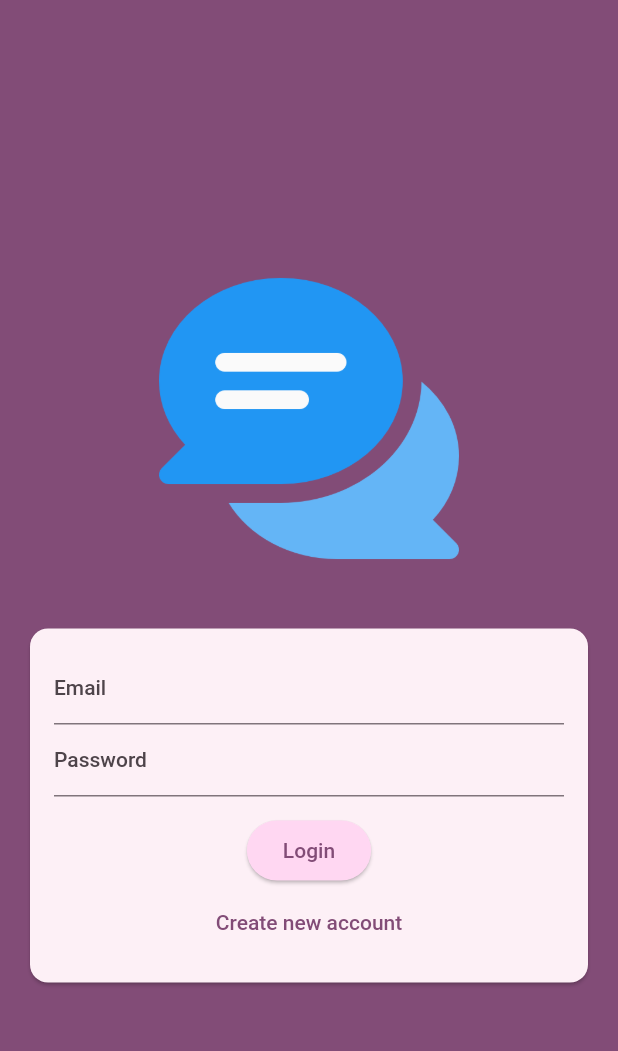
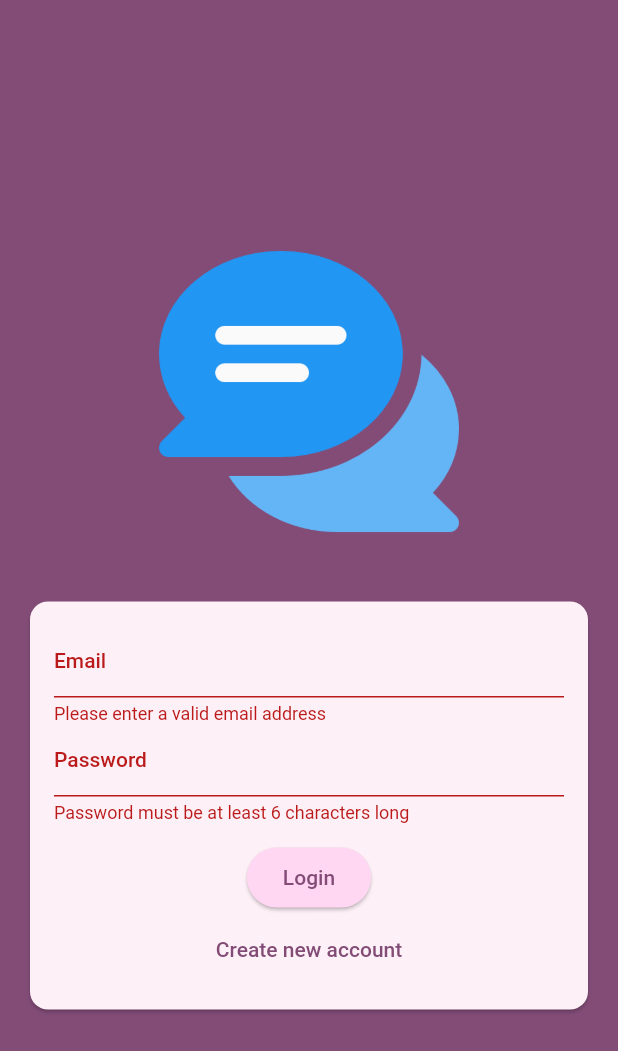
Before and after one commit to islam-ahsanul/connectly, a Flutter app: the screen it shows after launch, after a tap on "Login", on a phone screen of 412 x 824 dp. Shown: the top 1051 px of the screen. Run offline on Flutter 3.47's test engine with Material 2 defaults, Android fonts, the phone set to English and light mode, and no system bars.

Commit message:
auth form validation

```diff
--- a/lib/main.dart
+++ b/lib/main.dart
@@ -1,5 +1,5 @@
 import 'package:flutter/material.dart';
-import 'package:connectly/views/screens/AuthScreen.dart';
+import 'package:connectly/views/screens/auth_screen.dart';
 
 void main() {
   runApp(const MyApp());
--- a/lib/views/screens/AuthScreen.dart
+++ /dev/null
@@ -1,85 +0,0 @@
-import 'package:flutter/material.dart';
-
-class AuthScreen extends StatefulWidget {
-  const AuthScreen({super.key});
-
-  @override
-  State<AuthScreen> createState() => _AuthScreenState();
-}
-
-class _AuthScreenState extends State<AuthScreen> {
-  var _isLogin = true;
-  @override
-  Widget build(BuildContext context) {
-    return Scaffold(
-      backgroundColor: Theme.of(context).colorScheme.primary,
-      body: Center(
-        child: SingleChildScrollView(
-          child: Column(
-            children: [
-              Container(
-                margin: const EdgeInsets.only(
-                  top: 30,
-                  bottom: 20,
-                  left: 20,
-                  right: 20,
-                ),
-                width: 200,
-                child: Image.asset('assets/images/chat.png'),
-              ),
-              Card(
-                margin: const EdgeInsets.all(20),
-                child: SingleChildScrollView(
-                  child: Padding(
-                    padding: const EdgeInsets.all(16),
-                    child: Form(
-                        child: Column(
-                      mainAxisSize: MainAxisSize.min,
-                      children: [
-                        TextFormField(
-                          decoration: const InputDecoration(
-                            labelText: 'Email',
-                          ),
-                          keyboardType: TextInputType.emailAddress,
-                          autocorrect: false,
-                          textCapitalization: TextCapitalization.none,
-                        ),
-                        TextFormField(
-                          decoration: const InputDecoration(
-                            labelText: 'Password',
-                          ),
-                          obscureText: true,
-                        ),
-                        const SizedBox(
-                          height: 12,
-                        ),
-                        ElevatedButton(
-                          style: ElevatedButton.styleFrom(
-                            backgroundColor:
-                                Theme.of(context).colorScheme.primaryContainer,
-                          ),
-                          onPressed: () {},
-                          child: Text(_isLogin ? 'Login' : 'Signup'),
-                        ),
-                        TextButton(
-                          onPressed: () {
-                            setState(() {
-                              _isLogin = !_isLogin;
-                            });
-                          },
-                          child: Text(_isLogin
-                              ? 'Create new account'
-                              : 'Already have an account?'),
-                        ),
-                      ],
-                    )),
-                  ),
-                ),
-              ),
-            ],
-          ),
-        ),
-      ),
-    );
-  }
-}
--- /dev/null
+++ b/lib/views/screens/auth_screen.dart
@@ -0,0 +1,124 @@
+import 'package:flutter/material.dart';
+
+class AuthScreen extends StatefulWidget {
+  const AuthScreen({super.key});
+
+  @override
+  State<AuthScreen> createState() => _AuthScreenState();
+}
+
+class _AuthScreenState extends State<AuthScreen> {
+  final _formKey = GlobalKey<FormState>();
+
+  var _enteredEmail = '';
+  var _enteredPassword = '';
+  var _isLogin = true;
+
+  void _submit() {
+    final isValid = _formKey.currentState!.validate();
+
+    if (isValid) {
+      _formKey.currentState!.save();
+      print(_enteredEmail);
+      print(_enteredPassword);
+    }
+  }
+
+  @override
+  Widget build(BuildContext context) {
+    return Scaffold(
+      backgroundColor: Theme.of(context).colorScheme.primary,
+      body: Center(
+        child: SingleChildScrollView(
+          child: Column(
+            children: [
+              Container(
+                margin: const EdgeInsets.only(
+                  top: 30,
+                  bottom: 20,
+                  left: 20,
+                  right: 20,
+                ),
+                width: 200,
+                child: Image.asset('assets/images/chat.png'),
+              ),
+              Card(
+                margin: const EdgeInsets.all(20),
+                child: SingleChildScrollView(
+                  child: Padding(
+                    padding: const EdgeInsets.all(16),
+                    child: Form(
+                        key: _formKey,
+                        child: Column(
+                          mainAxisSize: MainAxisSize.min,
+                          children: [
+                            TextFormField(
+                              decoration: const InputDecoration(
+                                labelText: 'Email',
+                              ),
+                              keyboardType: TextInputType.emailAddress,
+                              autocorrect: false,
+                              textCapitalization: TextCapitalization.none,
+                              validator: (value) {
+                                if (value == null ||
+                                    value.trim().isEmpty ||
+                                    !value.contains('@')) {
+                                  return 'Please enter a valid email address';
+                                }
+                                return null;
+                              },
+                              onSaved: (value) {
+                                _enteredEmail = value!;
+                              },
+                            ),
+                            TextFormField(
+                              decoration: const InputDecoration(
+                                labelText: 'Password',
+                              ),
+                              obscureText: true,
+                              validator: (value) {
+                                if (value == null ||
+                                    value.trim().isEmpty ||
+                                    value.length < 6) {
+                                  return 'Password must be at least 6 characters long';
+                                }
+                                return null;
+                              },
+                              onSaved: (value) {
+                                _enteredPassword = value!;
+                              },
+                            ),
+                            const SizedBox(
+                              height: 12,
+                            ),
+                            ElevatedButton(
+                              style: ElevatedButton.styleFrom(
+                                backgroundColor: Theme.of(context)
+                                    .colorScheme
+                                    .primaryContainer,
+                              ),
+                              onPressed: _submit,
+                              child: Text(_isLogin ? 'Login' : 'Signup'),
+                            ),
+                            TextButton(
+                              onPressed: () {
+                                setState(() {
+                                  _isLogin = !_isLogin;
+                                });
+                              },
+                              child: Text(_isLogin
+                                  ? 'Create new account'
+                                  : 'Already have an account?'),
+                            ),
+                          ],
+                        )),
+                  ),
+                ),
+              ),
+            ],
+          ),
+        ),
+      ),
+    );
+  }
+}
```
Also changed, not shown: lib/views/screens/ChatScreen.dart (deleted), lib/views/screens/ContactDetailScreen.dart (deleted), lib/views/screens/ContactListScreen.dart (deleted), lib/views/screens/CreateContactScreen.dart (deleted), lib/views/screens/HomeScreen.dart (deleted), lib/views/screens/ProfileSettingsScreen.dart (deleted), lib/views/screens/chat_screen.dart (added), lib/views/screens/contact_detail_screen.dart (added), lib/views/screens/contact_list_screen.dart (added), lib/views/screens/home_screen.dart (added), lib/views/screens/new_contact_screen.dart (added), lib/views/screens/profile_settings_screen.dart (added).
